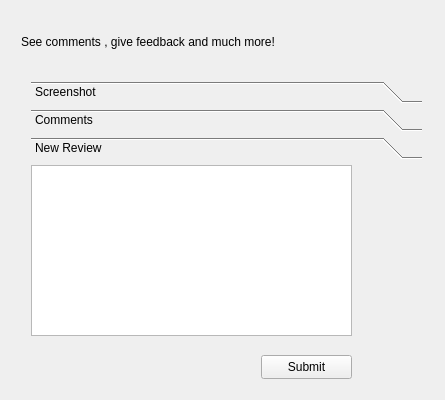
Before: the Qt Designer form creator/plugins/docks/distributiondock/distributiondock.ui in KDE/gluon, drawn with Qt 5.
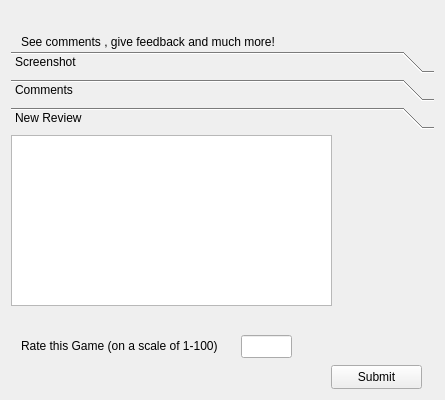
After: the same form once the commit is applied. The open tabs and pages were chosen to show the change.

Commit message: Showing comments, Allow Game rating through Social Dock

The edit to the form file:
```diff
--- a/creator/plugins/docks/distributiondock/distributiondock.ui
+++ b/creator/plugins/docks/distributiondock/distributiondock.ui
@@ -785,12 +785,18 @@
        </property>
        <property name="geometry">
         <rect>
-         <x>20</x>
-         <y>70</y>
-         <width>391</width>
-         <height>311</height>
+         <x>0</x>
+         <y>40</y>
+         <width>431</width>
+         <height>351</height>
         </rect>
        </property>
+       <property name="sizePolicy">
+        <sizepolicy hsizetype="Expanding" vsizetype="Expanding">
+         <horstretch>0</horstretch>
+         <verstretch>0</verstretch>
+        </sizepolicy>
+       </property>
        <property name="currentIndex">
         <number>2</number>
        </property>
@@ -821,6 +827,14 @@
         </attribute>
        </widget>
        <widget class="QWidget" name="reviewTab">
+        <property name="geometry">
+         <rect>
+          <x>0</x>
+          <y>0</y>
+          <width>421</width>
+          <height>260</height>
+         </rect>
+        </property>
         <attribute name="label">
          <string>New Review</string>
         </attribute>
@@ -837,8 +851,8 @@
         <widget class="QPushButton" name="submitButton">
          <property name="geometry">
           <rect>
-           <x>230</x>
-           <y>190</y>
+           <x>320</x>
+           <y>230</y>
            <width>91</width>
            <height>24</height>
           </rect>
@@ -847,6 +861,29 @@
           <string>Submit</string>
          </property>
         </widget>
+        <widget class="QLabel" name="label_15">
+         <property name="geometry">
+          <rect>
+           <x>10</x>
+           <y>200</y>
+           <width>201</width>
+           <height>21</height>
+          </rect>
+         </property>
+         <property name="text">
+          <string>Rate this Game (on a scale of 1-100)</string>
+         </property>
+        </widget>
+        <widget class="QLineEdit" name="ratingEdit">
+         <property name="geometry">
+          <rect>
+           <x>230</x>
+           <y>200</y>
+           <width>51</width>
+           <height>23</height>
+          </rect>
+         </property>
+        </widget>
        </widget>
       </widget>
      </widget>
```
Left out of the diff: 51 changed lines with no effect on the pictures. The commit also changes 4 other files.
